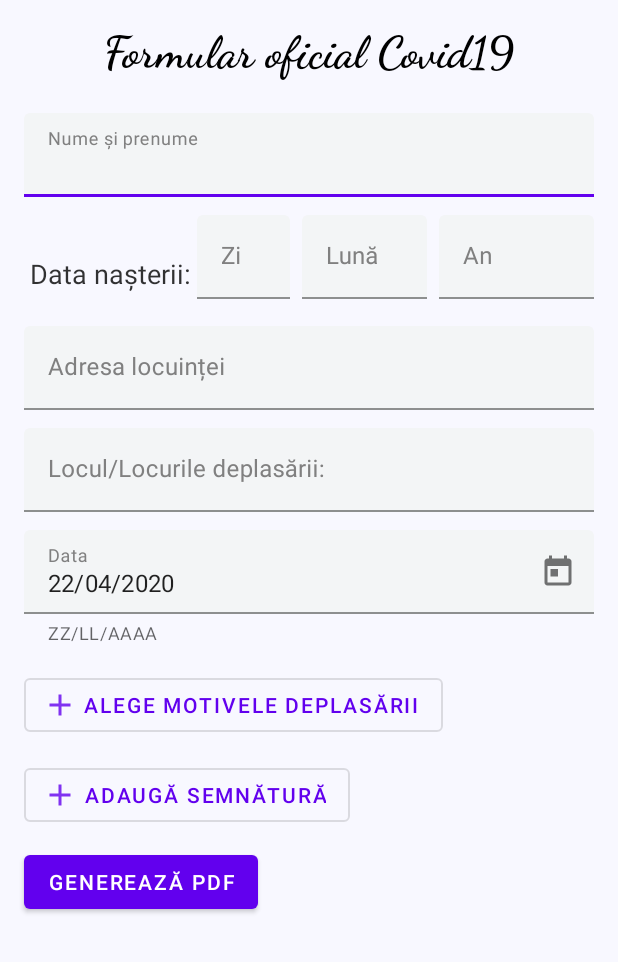
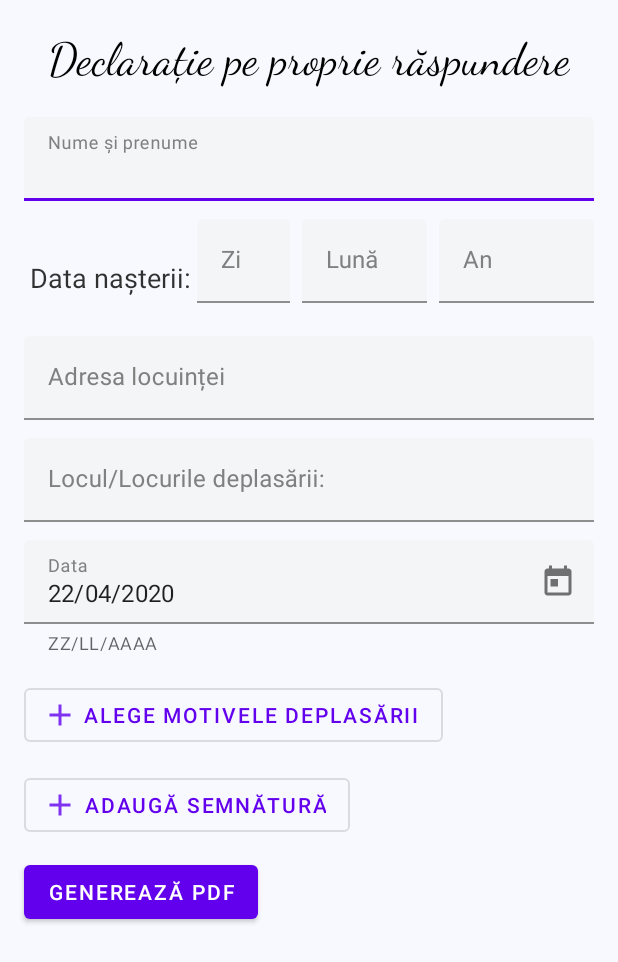
Before and after one commit to eMelgooG/DeclaratieProprieRaspundere, an Android app: the screen it shows after launch (MainActivity), on a phone screen of 412 x 824 dp. Shown: the top 962 px of the screen. Run offline under Robolectric (Android 15) with nearby library versions, the phone set to English and light mode, and no system bars; libraries missing offline, so code that uses them is left out: com.karumi.dexter; 1 statement that could not run was skipped.

Commit message:
- changed the font of the textview

```diff
--- a/app/src/main/res/layout/activity_main.xml
+++ b/app/src/main/res/layout/activity_main.xml
@@ -17,7 +17,7 @@
             android:layout_width="match_parent"
             android:layout_height="wrap_content"
             android:layout_marginStart="@dimen/margin_regular_textfield"
-            android:layout_marginTop="75dp"
+            android:layout_marginTop="20dp"
             android:layout_marginEnd="@dimen/margin_regular_textfield"
             android:hint="Nume și prenume"
             android:textColorHint="@color/gray"
@@ -25,7 +25,7 @@
             app:hintTextColor="@color/gray"
             app:layout_constraintEnd_toEndOf="parent"
             app:layout_constraintStart_toStartOf="parent"
-            app:layout_constraintTop_toTopOf="parent">
+            app:layout_constraintTop_toBottomOf="@id/titluTV">
 
             <com.google.android.material.textfield.TextInputEditText
                 android:layout_width="match_parent"
@@ -150,7 +150,7 @@
             android:layout_width="match_parent"
             android:layout_height="wrap_content"
             android:layout_marginStart="@dimen/margin_regular_textfield"
-            android:layout_marginTop="12dp"
+            android:layout_marginTop="16dp"
             android:layout_marginEnd="@dimen/margin_regular_textfield"
             android:hint="Adresa locuinței"
             android:textColorHint="@color/gray"
@@ -195,11 +195,10 @@
             android:layout_width="wrap_content"
             android:layout_height="wrap_content"
             android:layout_marginTop="16dp"
-            android:fontFamily="cursive"
-            android:text="Formular oficial Covid19"
+            android:fontFamily="@font/ds"
+            android:text="Declarație pe proprie răspundere"
             android:textColor="@color/black"
             android:textSize="30sp"
-            android:textStyle="bold"
             app:layout_constraintEnd_toEndOf="parent"
             app:layout_constraintStart_toStartOf="parent"
             app:layout_constraintTop_toTopOf="parent" />
```
Also changed, not shown: app/src/main/res/font/ds.ttf (added).
